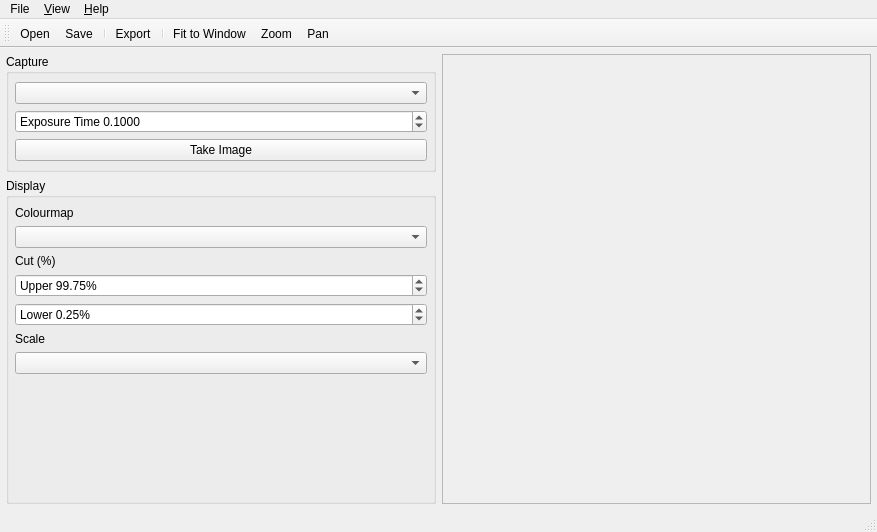
The window that ui/viewer.ui (badders/pyfitsview) describes before a commit, drawn with Qt 5.
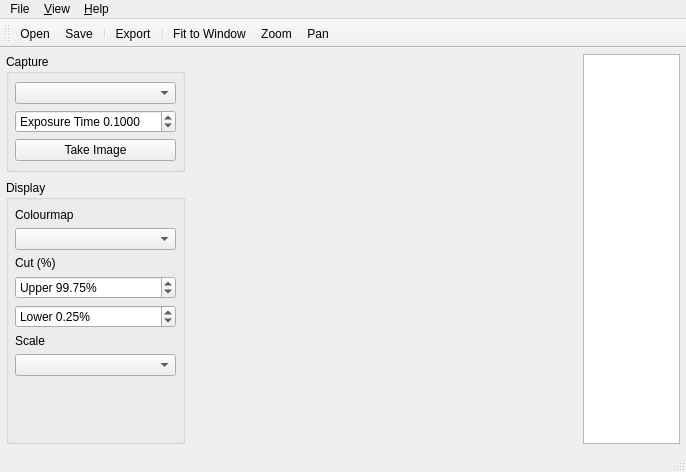
The same window after the commit. Icons and pictures are not drawn.

Commit message: Add file list rather than just having one open file at a time

What changed in the file:
```diff
--- a/ui/viewer.ui
+++ b/ui/viewer.ui
@@ -6,13 +6,19 @@
    <rect>
     <x>0</x>
     <y>0</y>
-    <width>877</width>
-    <height>532</height>
+    <width>686</width>
+    <height>472</height>
    </rect>
   </property>
   <property name="windowTitle">
    <string>Fits Image Viewer</string>
   </property>
+  <property name="iconSize">
+   <size>
+    <width>64</width>
+    <height>64</height>
+   </size>
+  </property>
   <property name="unifiedTitleAndToolBarOnMac">
    <bool>true</bool>
   </property>
@@ -22,7 +28,10 @@
      <number>6</number>
     </property>
     <item>
-     <layout class="QHBoxLayout" name="mainContainer">
+     <layout class="QHBoxLayout" name="mainContainer" stretch="1,4,1">
+      <property name="spacing">
+       <number>8</number>
+      </property>
       <item>
        <layout class="QVBoxLayout" name="verticalLayout">
         <item>
@@ -243,25 +252,43 @@
        </layout>
       </item>
       <item>
-       <widget class="QFrame" name="fitsContainer">
-        <property name="frameShape">
-         <enum>QFrame::StyledPanel</enum>
+       <layout class="QVBoxLayout" name="fitsLayout">
+        <property name="spacing">
+         <number>0</number>
         </property>
-        <property name="frameShadow">
-         <enum>QFrame::Plain</enum>
-        </property>
-        <property name="lineWidth">
+       </layout>
+      </item>
+      <item>
+       <layout class="QVBoxLayout" name="verticalLayout_5">
+        <property name="spacing">
          <number>0</number>
         </property>
-        <layout class="QVBoxLayout" name="fitsLayout">
-         <property name="spacing">
-          <number>0</number>
-         </property>
-         <property name="margin">
-          <number>0</number>
-         </property>
-        </layout>
-       </widget>
+        <item>
+         <widget class="QListView" name="fileList">
+          <property name="sizePolicy">
+           <sizepolicy hsizetype="Preferred" vsizetype="Expanding">
+            <horstretch>0</horstretch>
+            <verstretch>0</verstretch>
+           </sizepolicy>
+          </property>
+          <property name="editTriggers">
+           <set>QAbstractItemView::NoEditTriggers</set>
+          </property>
+          <property name="dragEnabled">
+           <bool>true</bool>
+          </property>
+          <property name="dragDropMode">
+           <enum>QAbstractItemView::InternalMove</enum>
+          </property>
+          <property name="alternatingRowColors">
+           <bool>false</bool>
+          </property>
+          <property name="uniformItemSizes">
+           <bool>false</bool>
+          </property>
+         </widget>
+        </item>
+       </layout>
       </item>
      </layout>
     </item>
@@ -273,7 +300,7 @@
     <rect>
      <x>0</x>
      <y>0</y>
-     <width>877</width>
+     <width>686</width>
      <height>22</height>
     </rect>
    </property>
@@ -310,6 +337,12 @@
    <property name="windowTitle">
     <string>toolBar</string>
    </property>
+   <property name="iconSize">
+    <size>
+     <width>24</width>
+     <height>24</height>
+    </size>
+   </property>
    <attribute name="toolBarArea">
     <enum>TopToolBarArea</enum>
    </attribute>
```
The commit also changes 1 other file.
